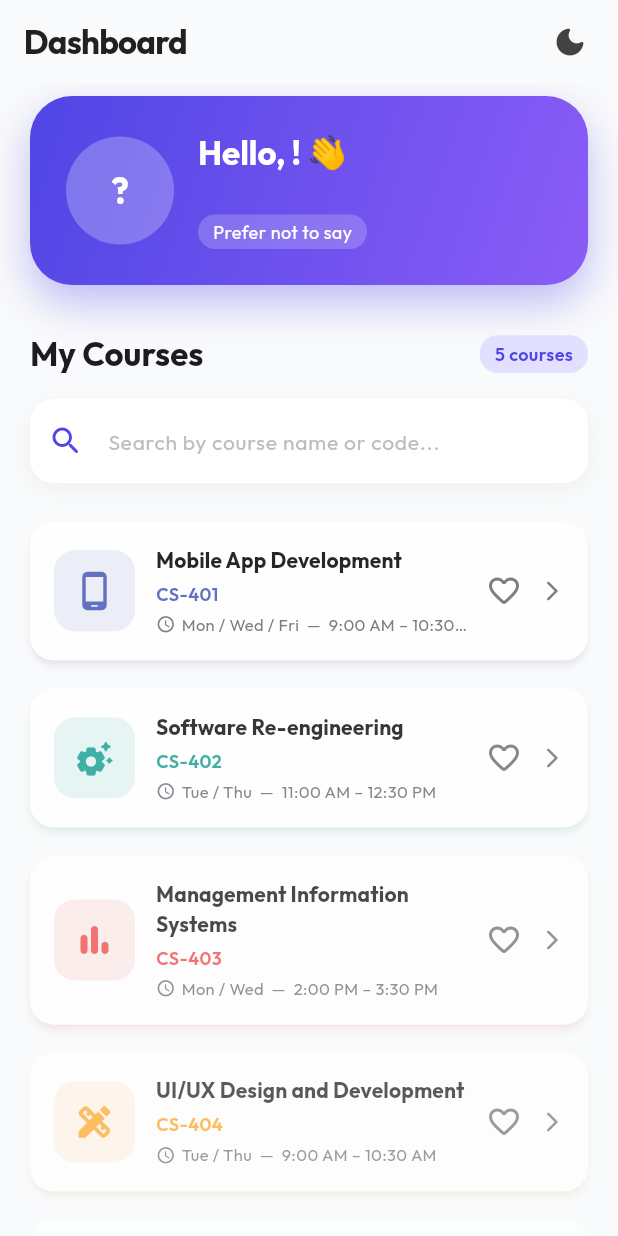
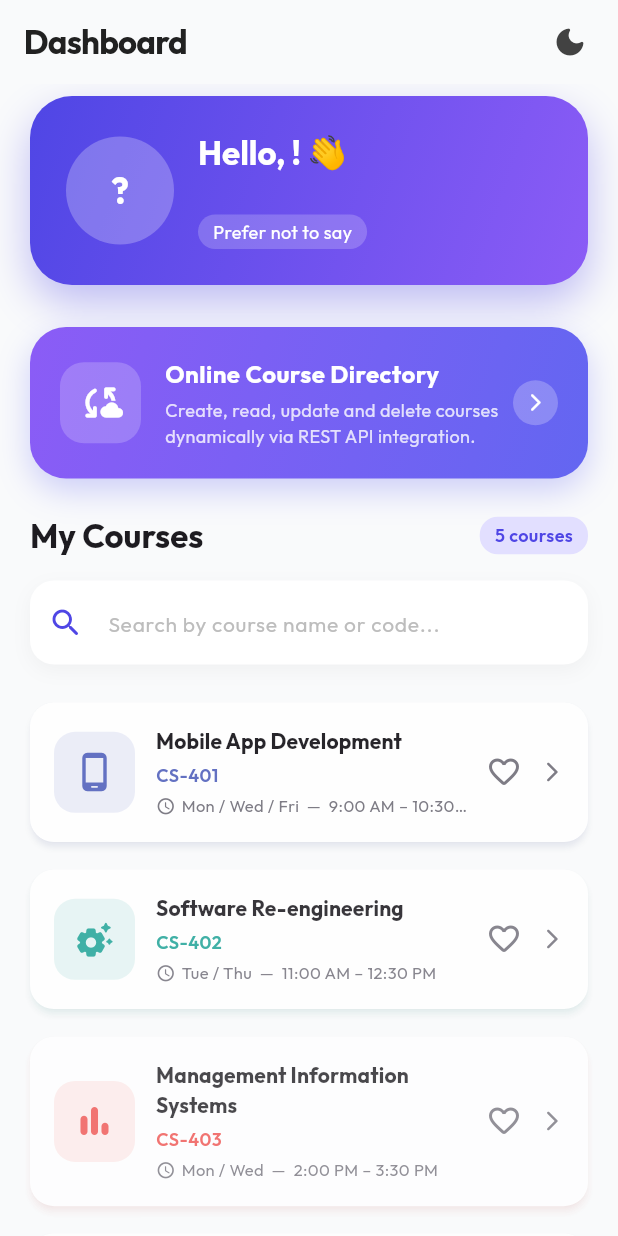
Before and after one commit to rumaisafatima/Syncora_app, a Flutter app: the DashboardScreen screen opened by its route, on a phone screen of 412 x 824 dp. Run offline on Flutter 3.47's test engine with Material 3 defaults, Android fonts, the phone set to English and light mode, and no system bars; our stand-ins replace google_fonts, shared_preferences; accounts and stored records are empty.

Commit message:
feat: Complete MultiProvider routing, login setups, and dashboard REST API banner

```diff
--- a/lib/main.dart
+++ b/lib/main.dart
@@ -4,6 +4,8 @@ import 'package:flutter/material.dart';
 import 'package:provider/provider.dart';
 
 import 'controllers/auth_controller.dart';
+import 'controllers/course_controller.dart';
+import 'screens/courses_screen.dart';
 import 'screens/dashboard_screen.dart';
 import 'screens/detail_screen.dart';
 import 'screens/login_screen.dart';
@@ -19,8 +21,11 @@ void main() async {
   await authController.init();
 
   runApp(
-    ChangeNotifierProvider.value(
-      value: authController,
+    MultiProvider(
+      providers: [
+        ChangeNotifierProvider.value(value: authController),
+        ChangeNotifierProvider(create: (_) => CourseController()),
+      ],
       child: const MyApp(),
     ),
   );
@@ -50,10 +55,13 @@ class MyApp extends StatelessWidget {
         '/register': (_) => const RegisterScreen(),
         '/dashboard': (_) => const DashboardScreen(),
         '/detail': (_) => const DetailScreen(),
+        '/courses': (_) => const CoursesScreen(),
       },
       // Guard: redirect to login if not authenticated
       onGenerateRoute: (settings) {
-        if (settings.name == '/dashboard' || settings.name == '/detail') {
+        if (settings.name == '/dashboard' ||
+            settings.name == '/detail' ||
+            settings.name == '/courses') {
           if (!isAuthenticated) {
             return MaterialPageRoute(
                 builder: (_) => const LoginScreen());
--- a/lib/screens/dashboard_screen.dart
+++ b/lib/screens/dashboard_screen.dart
@@ -196,7 +196,113 @@ class _DashboardScreenState extends State<DashboardScreen> {
                   ),
                 ),
               ),
-              const SizedBox(height: 32),
+              const SizedBox(height: 28),
+
+              // ── API Course Management Banner ─────────────────────────
+              TweenAnimationBuilder<double>(
+                tween: Tween(begin: 0.0, end: 1.0),
+                duration: const Duration(milliseconds: 900),
+                curve: Curves.easeOutCubic,
+                builder: (context, value, child) {
+                  return Opacity(
+                    opacity: value,
+                    child: Transform.translate(
+                      offset: Offset(0, 15 * (1 - value)),
+                      child: child,
+                    ),
+                  );
+                },
+                child: Container(
+                  margin: const EdgeInsets.only(bottom: 24),
+                  decoration: BoxDecoration(
+                    gradient: const LinearGradient(
+                      colors: [
+                        Color(0xFF8B5CF6), // Violet accent
+                        Color(0xFF6366F1), // Indigo accent
+                      ],
+                      begin: Alignment.topLeft,
+                      end: Alignment.bottomRight,
+                    ),
+                    borderRadius: BorderRadius.circular(24),
+                    boxShadow: [
+                      BoxShadow(
+                        color: const Color(0xFF6366F1).withOpacity(0.3),
+                        blurRadius: 18,
+                        offset: const Offset(0, 8),
+                      ),
+                    ],
+                  ),
+                  child: Material(
+                    color: Colors.transparent,
+                    child: InkWell(
+                      borderRadius: BorderRadius.circular(24),
+                      onTap: () {
+                        HapticFeedback.lightImpact();
+                        Navigator.pushNamed(context, '/courses');
+                      },
+                      child: Padding(
+                        padding: const EdgeInsets.all(20),
+                        child: Row(
+                          children: [
+                            // Icon container
+                            Container(
+                              padding: const EdgeInsets.all(12),
+                              decoration: BoxDecoration(
+                                color: Colors.white.withOpacity(0.2),
+                                borderRadius: BorderRadius.circular(16),
+                              ),
+                              child: const Icon(
+                                Icons.cloud_sync_rounded,
+                                color: Colors.white,
+                                size: 30,
+                              ),
+                            ),
+                            const SizedBox(width: 16),
+                            Expanded(
+                              child: Column(
+                                crossAxisAlignment: CrossAxisAlignment.start,
+                                children: [
+                                  const Text(
+                                    'Online Course Directory',
+                                    style: TextStyle(
+                                      color: Colors.white,
+                                      fontSize: 16,
+                                      fontWeight: FontWeight.bold,
+                                      letterSpacing: 0.3,
+                                    ),
+                                  ),
+                                  const SizedBox(height: 4),
+                                  Text(
+                                    'Create, read, update and delete courses dynamically via REST API integration.',
+                                    style: TextStyle(
+                                      color: Colors.white.withOpacity(0.8),
+                                      fontSize: 12,
+                                      height: 1.4,
+                                    ),
+                                  ),
+                                ],
+                              ),
+                            ),
+                            const SizedBox(width: 8),
+                            Container(
+                              padding: const EdgeInsets.all(8),
+                              decoration: const BoxDecoration(
+                                color: Colors.white24,
+                                shape: BoxShape.circle,
+                              ),
+                              child: const Icon(
+                                Icons.arrow_forward_ios_rounded,
+                                color: Colors.white,
+                                size: 14,
+                              ),
+                            ),
+                          ],
+                        ),
+                      ),
+                    ),
+                  ),
+                ),
+              ),
 
               // ── Courses Header ───────────────────────────────────────
               Row(
```
